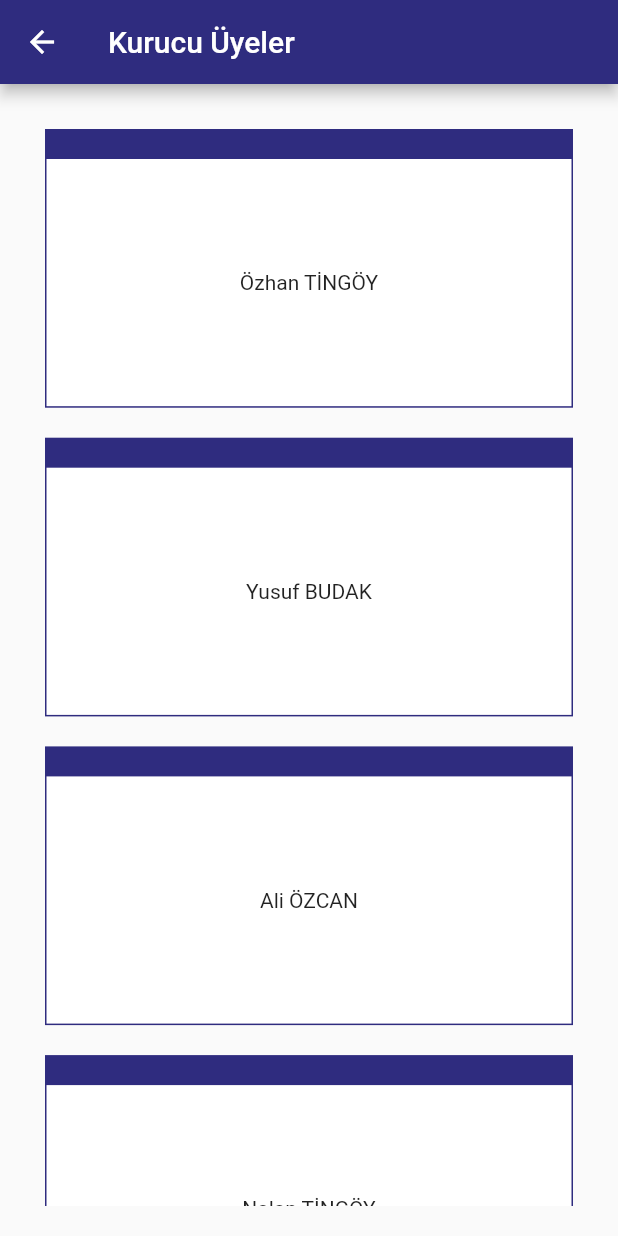
After one commit to yakupbilgen/abilar.org, a Flutter app: the FoundingMembers screen opened by its route, on a phone screen of 412 x 824 dp. The commit adds this screen. Run offline on Flutter 3.47's test engine with Material 2 defaults, Android fonts, the light colour scheme and no system bars; our stand-ins replace font_awesome_flutter, google_maps_flutter, share.

Commit message:
kurucu üyeler sayfası bitti

```diff
--- a/lib/main.dart
+++ b/lib/main.dart
@@ -1,6 +1,7 @@
 import 'package:flutter/material.dart';
 
 import 'color/color.dart';
+import 'screens/founding_members_screen.dart';
 import 'screens/homepage_screen.dart';
 import 'screens/contact_screen.dart';
 
@@ -31,4 +32,5 @@ class _HomePageMainState extends State<HomePageMain> {
 var buildRoute = <String, WidgetBuilder>{
   "/anasayfa": (BuildContext context) => HomePage(),
   "/iletisim": (BuildContext context) => ContactScreen(),
+  "/foundingmembers": (BuildContext context) => FoundingMembers(),
 };
--- a/lib/screens/contact_screen.dart
+++ b/lib/screens/contact_screen.dart
@@ -79,7 +79,7 @@ class _ContactScreenState extends State<ContactScreen> {
                   children: [
                     Padding(padding: EdgeInsets.only(top: 50)),
                     TextButton(
-                      onPressed: () => gotoUrl(urlPhone),
+                      onPressed: () => gotoUrlWidget(urlPhone),
                       child: Icon(
                         FontAwesomeIcons.phone,
                         size: 60,
@@ -94,7 +94,7 @@ class _ContactScreenState extends State<ContactScreen> {
                   children: [
                     Padding(padding: EdgeInsets.only(top: 50)),
                     TextButton(
-                      onPressed: () => gotoUrl(urlMail),
+                      onPressed: () => gotoUrlWidget(urlMail),
                       child: Icon(
                         FontAwesomeIcons.envelope,
                         size: 60,
--- /dev/null
+++ b/lib/screens/founding_members_screen.dart
@@ -0,0 +1,34 @@
+import 'package:flutter/material.dart';
+
+import '../widget/founding_members_widget.dart';
+
+class FoundingMembers extends StatelessWidget {
+  List<String> foundingMemberList = [
+    'Özhan TİNGÖY',
+    'Yusuf BUDAK',
+    'Ali ÖZCAN',
+    'Nalan TİNGÖY',
+    'İhsan KARLI',
+    'Necmiye TİNGÖY',
+    'Aşkın DEMİRAĞ'
+  ];
+  @override
+  Widget build(BuildContext context) {
+    return Scaffold(
+      appBar: AppBar(
+        title: Text('Kurucu Üyeler'),
+      ),
+      body: Padding(
+        padding: EdgeInsets.all(20),
+        child: ListView.builder(
+          itemCount: foundingMemberList.length,
+          itemBuilder: (BuildContext context, int index) {
+            return FoundingMembersWidget(
+              name: foundingMemberList[index],
+            );
+          },
+        ),
+      ),
+    );
+  }
+}
--- a/lib/screens/homepage_screen.dart
+++ b/lib/screens/homepage_screen.dart
@@ -37,7 +37,7 @@ class _HomePageState extends State<HomePage> {
           IconButton(
             onPressed: () {
               Share.share('Bizi twitterda paylaş!');
-              gotoUrl(url);
+              gotoUrlWidget(url);
             },
             icon: Icon(Icons.share),
             tooltip: 'Paylaş',
--- a/lib/widget/founding_members_widget.dart
+++ b/lib/widget/founding_members_widget.dart
@@ -1,8 +1,25 @@
 import 'package:flutter/material.dart';
 
-class FouningMembers extends StatelessWidget {
+import '../color/color.dart';
+
+class FoundingMembersWidget extends StatelessWidget {
+  final String name;
+
+  const FoundingMembersWidget({Key key, this.name}) : super(key: key);
   @override
   Widget build(BuildContext context) {
-    return Scaffold();
+    final double deviceHeight = MediaQuery.of(context).size.height;
+    return Container(
+      margin: EdgeInsets.all(10),
+      color: themaColor,
+      child: Container(
+        height: deviceHeight * 0.2,
+        color: Colors.white,
+        margin: EdgeInsets.fromLTRB(1, 20, 1, 1),
+        child: Center(
+          child: Text(name),
+        ),
+      ),
+    );
   }
 }
--- a/lib/widget/goto_url_widget.dart
+++ b/lib/widget/goto_url_widget.dart
@@ -1,7 +1,7 @@
-import 'package:flutter/cupertino.dart';
+import 'package:flutter/material.dart';
 import 'package:url_launcher/url_launcher.dart';
 
-Future gotoUrl(String url) async {
+Future gotoUrlWidget(String url) async {
   if (await canLaunch(url)) {
     await launch(url);
   } else {
```
Also changed, not shown: lib/widget/drawer_widget.dart (+6 -2 lines).
